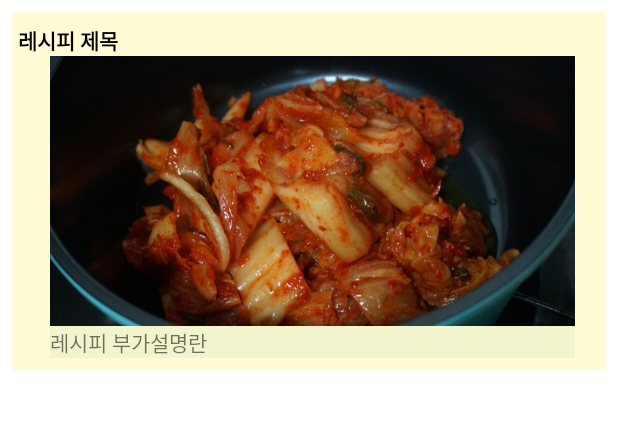
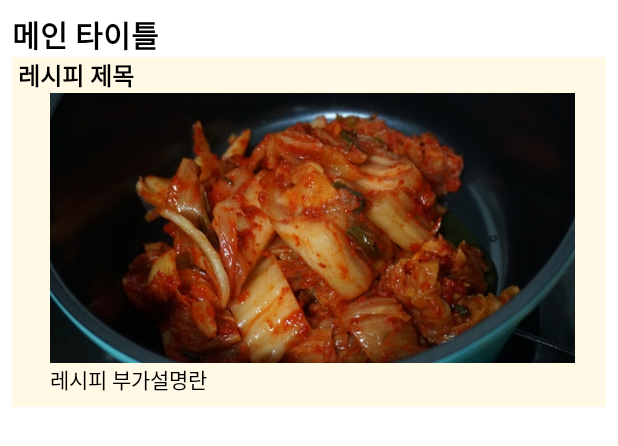
Before and after one commit to SukWooJung/CapstoneDesign_Recipeapp, an Android app: the layout recipe_list_item.xml on its own in the app's theme, with its tools: preview values and no code run, on a phone screen of 412 x 824 dp. Shown: the top 446 px of the screen. Run offline under Robolectric (Android 15) with nearby library versions, the phone set to English and light mode, and no system bars.

Commit message:
add recyclerView divider. add color in colors. change the theme with changed colors.

```diff
--- /dev/null
+++ b/app/src/main/res/drawable/line_divider.xml
@@ -0,0 +1,6 @@
+<?xml version="1.0" encoding="utf-8"?>
+<shape xmlns:android="http://schemas.android.com/apk/res/android"
+    android:shape="rectangle">
+    <size android:width="1dp" android:height="10dp" />
+    <solid android:color="#f0f0f0" />
+</shape>
--- a/app/src/main/res/layout/recipe_list_item.xml
+++ b/app/src/main/res/layout/recipe_list_item.xml
@@ -7,6 +7,7 @@
     >
 
     <androidx.constraintlayout.widget.ConstraintLayout
+        android:background="@color/colorBackground2"
         android:id="@+id/constraintLayout"
         android:layout_width="match_parent"
         android:layout_height="match_parent"
@@ -16,11 +17,27 @@
         android:layout_marginEnd="8dp"
         android:layout_marginRight="8dp"
         android:layout_marginBottom="8dp"
-        android:background="#FFFBD5"
         app:layout_constraintBottom_toBottomOf="parent"
         app:layout_constraintEnd_toEndOf="parent"
         app:layout_constraintStart_toStartOf="parent"
         app:layout_constraintTop_toTopOf="parent">
+
+        <TextView
+            android:id="@+id/tv_main_title"
+            android:layout_width="match_parent"
+            android:layout_height="wrap_content"
+            android:background="@color/white"
+            android:gravity="left"
+            android:text="@string/main_title"
+            android:textColor="@color/black"
+            android:textColorHighlight="@color/colorLightYellow"
+            android:textSize="20sp"
+            android:textStyle="bold"
+            app:layout_constraintBottom_toTopOf="@+id/tv_recipe_title"
+            app:layout_constraintEnd_toEndOf="parent"
+            app:layout_constraintStart_toStartOf="parent"
+            app:layout_constraintTop_toTopOf="parent"
+            app:layout_constraintVertical_bias="0.0" />
 
         <TextView
             android:id="@+id/tv_recipe_title"
@@ -28,13 +45,13 @@
             android:layout_height="wrap_content"
             android:layout_marginStart="4dp"
             android:layout_marginLeft="4dp"
-            android:layout_marginTop="8dp"
             android:text="@string/tv_title"
             android:textColor="#000000"
+            android:textSize="16sp"
             android:textStyle="bold"
             app:layout_constraintBottom_toTopOf="@+id/img"
             app:layout_constraintStart_toStartOf="parent"
-            app:layout_constraintTop_toTopOf="parent" />
+            app:layout_constraintTop_toBottomOf="@+id/tv_main_title" />
 
         <ImageView
             android:id="@+id/img"
@@ -58,13 +75,17 @@
             android:layout_width="350dp"
             android:layout_height="wrap_content"
             android:layout_marginBottom="8dp"
-            android:background="#F1F4CD"
             android:text="@string/tv_content"
+            android:textColor="@color/black"
+            android:textColorHighlight="@color/colorLightYellow"
+            android:textSize="14sp"
             app:layout_constraintBottom_toBottomOf="parent"
             app:layout_constraintEnd_toEndOf="@+id/img"
             app:layout_constraintStart_toStartOf="@+id/img"
             app:layout_constraintTop_toBottomOf="@+id/img" />
 
+
+
     </androidx.constraintlayout.widget.ConstraintLayout>
 
 </androidx.constraintlayout.widget.ConstraintLayout>
--- a/app/src/main/res/values/colors.xml
+++ b/app/src/main/res/values/colors.xml
@@ -7,4 +7,12 @@
     <color name="teal_700">#FF018786</color>
     <color name="black">#FF000000</color>
     <color name="white">#FFFFFFFF</color>
+
+    <color name="colorPrimary">#fed966</color>
+    <color name="colorPrimaryDark">#e8b943</color>
+    <color name="colorBackground1">#fbecbf</color>
+    <color name="colorBackground2">#fff9e6</color>
+    <color name="colorLightYellow">#fffc63</color>
+
+
 </resources>
--- a/app/src/main/res/values/strings.xml
+++ b/app/src/main/res/values/strings.xml
@@ -5,4 +5,5 @@
     <string name="todo">TODO</string>
     <!-- TODO: Remove or change this placeholder text -->
     <string name="hello_blank_fragment">Hello blank fragment</string>
+    <string name="main_title">메인 타이틀</string>
 </resources>
--- a/app/src/main/res/values/themes.xml
+++ b/app/src/main/res/values/themes.xml
@@ -2,9 +2,11 @@
     <!-- Base application theme. -->
     <style name="Theme.자취3끼" parent="Theme.MaterialComponents.DayNight.NoActionBar">
         <!-- Primary brand color. -->
-        <item name="colorPrimary">@color/purple_500</item>
-        <item name="colorPrimaryVariant">@color/purple_700</item>
-        <item name="colorOnPrimary">@color/white</item>
+        <item name="colorPrimary">@color/colorPrimary</item>
+        <item name="colorPrimaryVariant">@color/colorPrimaryDark</item>
+        <item name="colorOnBackground">@color/colorBackground1</item>
+        <item name="colorBackgroundFloating">@color/colorBackground2</item>
+
         <!-- Secondary brand color. -->
         <item name="colorSecondary">@color/teal_200</item>
         <item name="colorSecondaryVariant">@color/teal_700</item>
```
Also changed, not shown: app/src/main/java/com/example/Jachi3kki/ExtensionRecipeAdapter.kt (+13 -4 lines), app/src/main/java/com/example/Jachi3kki/MainActivity.kt (+6 -36 lines), app/src/main/java/com/example/Jachi3kki/fragment/HorizontalItemDecorator.kt (added, +15 -0 lines), app/src/main/java/com/example/Jachi3kki/fragment/MainFragment.kt (added, +88 -0 lines), app/src/main/java/com/example/Jachi3kki/fragment/VerticalItemDecorator.kt (added, +34 -0 lines), app/src/main/res/layout/activity_main.xml (+15 -9 lines), app/src/main/res/layout/fragment_main.xml (added, +16 -0 lines), app/src/main/res/navigation/nav_graph.xml (+8 -1 lines).
